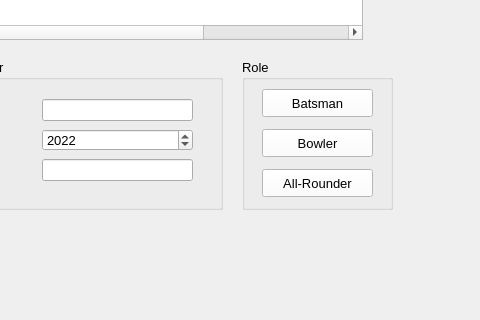
This is App/Main_App.ui in Musab1Blaser/dbms_icc as Qt 5 draws it before an edit; both pictures show x 328 to 808 and y 351 to 671 of the 808 by 671 pixel window. The edited form follows.
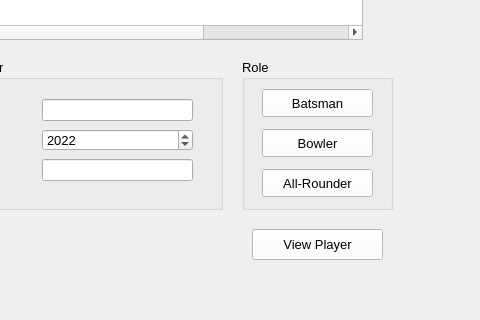
This is the edited form. The open tabs and pages were chosen to show the change. Icons and pictures are not drawn.

Commit message: view player functionality

Patch:
```diff
--- a/App/Main_App.ui
+++ b/App/Main_App.ui
@@ -1069,6 +1069,36 @@
        </property>
       </widget>
      </widget>
+     <widget class="QPushButton" name="Players_View_Button">
+      <property name="geometry">
+       <rect>
+        <x>400</x>
+        <y>580</y>
+        <width>131</width>
+        <height>31</height>
+       </rect>
+      </property>
+      <property name="font">
+       <font>
+        <pointsize>10</pointsize>
+       </font>
+      </property>
+      <property name="styleSheet">
+       <string notr="true">/* Normal state */
+QPushButton {
+    background-color: #fff; /* Default background color */
+}
+
+/* Hover state */
+QPushButton:hover {
+    background-color: #ddf; /* Background color when hovered */
+}
+</string>
+      </property>
+      <property name="text">
+       <string>View Player</string>
+      </property>
+     </widget>
     </widget>
     <widget class="QWidget" name="Match_History_Page">
      <widget class="QLabel" name="Match_History_Page_Label">
```
Left out of the diff: 32 changed lines with no effect on the pictures. The commit also changes 6 other files.
